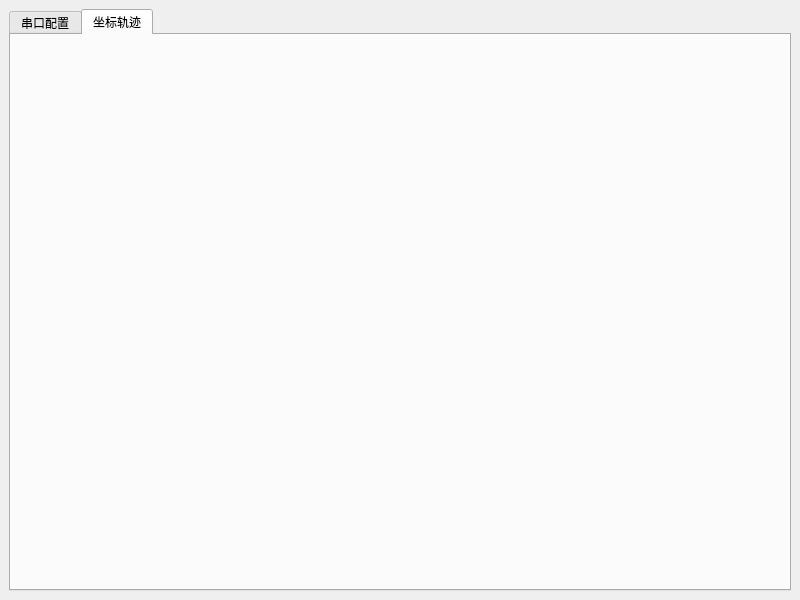
The window that mainwindow.ui (Terry-Bi/lighthouse_host) describes before a commit, drawn with Qt 5.
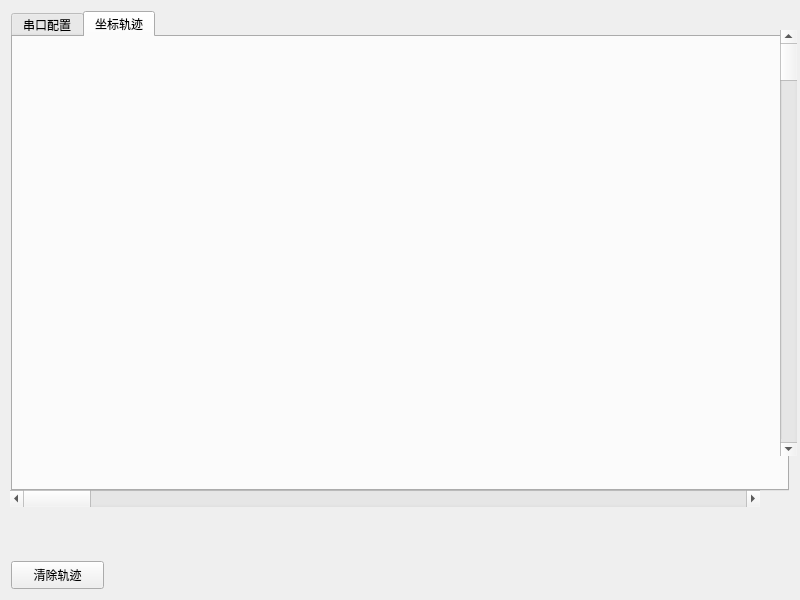
The same window after the commit. The open tabs and pages were chosen to show the change.

Commit message: Update the four quadrants, thicken the XY axes, scale and move the center points

The edit to the form file:
```diff
--- a/mainwindow.ui
+++ b/mainwindow.ui
@@ -14,9 +14,21 @@
    <string>串口数据可视化上位机</string>
   </property>
   <widget class="QWidget" name="centralWidget">
-   <layout class="QVBoxLayout" name="verticalLayout">
-    <item>
      <widget class="QTabWidget" name="tabWidget">
+    <property name="geometry">
+     <rect>
+      <x>11</x>
+      <y>11</y>
+      <width>778</width>
+      <height>480</height>
+     </rect>
+    </property>
+    <property name="maximumSize">
+     <size>
+      <width>16777215</width>
+      <height>16777215</height>
+     </size>
+    </property>
       <property name="currentIndex">
        <number>0</number>
       </property>
@@ -157,8 +169,45 @@
        <layout class="QVBoxLayout" name="chartLayout"/>
       </widget>
      </widget>
-    </item>
-   </layout>
+   <widget class="QPushButton" name="btnClearPlot">
+    <property name="geometry">
+     <rect>
+      <x>11</x>
+      <y>561</y>
+      <width>93</width>
+      <height>28</height>
+     </rect>
+    </property>
+    <property name="text">
+     <string>清除轨迹</string>
+    </property>
+   </widget>
+   <widget class="QScrollBar" name="vScrollBar">
+    <property name="geometry">
+     <rect>
+      <x>780</x>
+      <y>30</y>
+      <width>17</width>
+      <height>426</height>
+     </rect>
+    </property>
+    <property name="orientation">
+     <enum>Qt::Orientation::Vertical</enum>
+    </property>
+   </widget>
+   <widget class="QScrollBar" name="hScrollBar">
+    <property name="geometry">
+     <rect>
+      <x>10</x>
+      <y>490</y>
+      <width>750</width>
+      <height>17</height>
+     </rect>
+    </property>
+    <property name="orientation">
+     <enum>Qt::Orientation::Horizontal</enum>
+    </property>
+   </widget>
   </widget>
  </widget>
  <resources/>
```
Left out of the diff: 2 changed lines with no effect on the pictures. Lines whose indentation alone changed are shown as unchanged. The commit also changes 2 other files.
